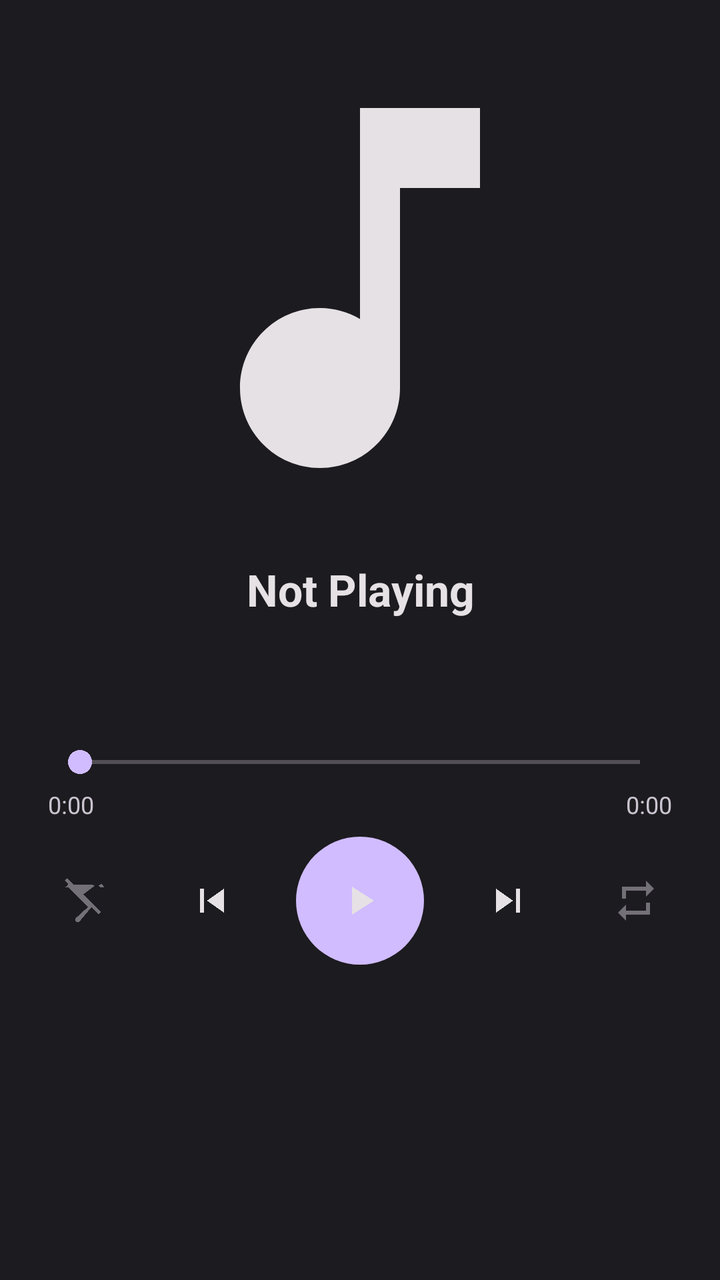
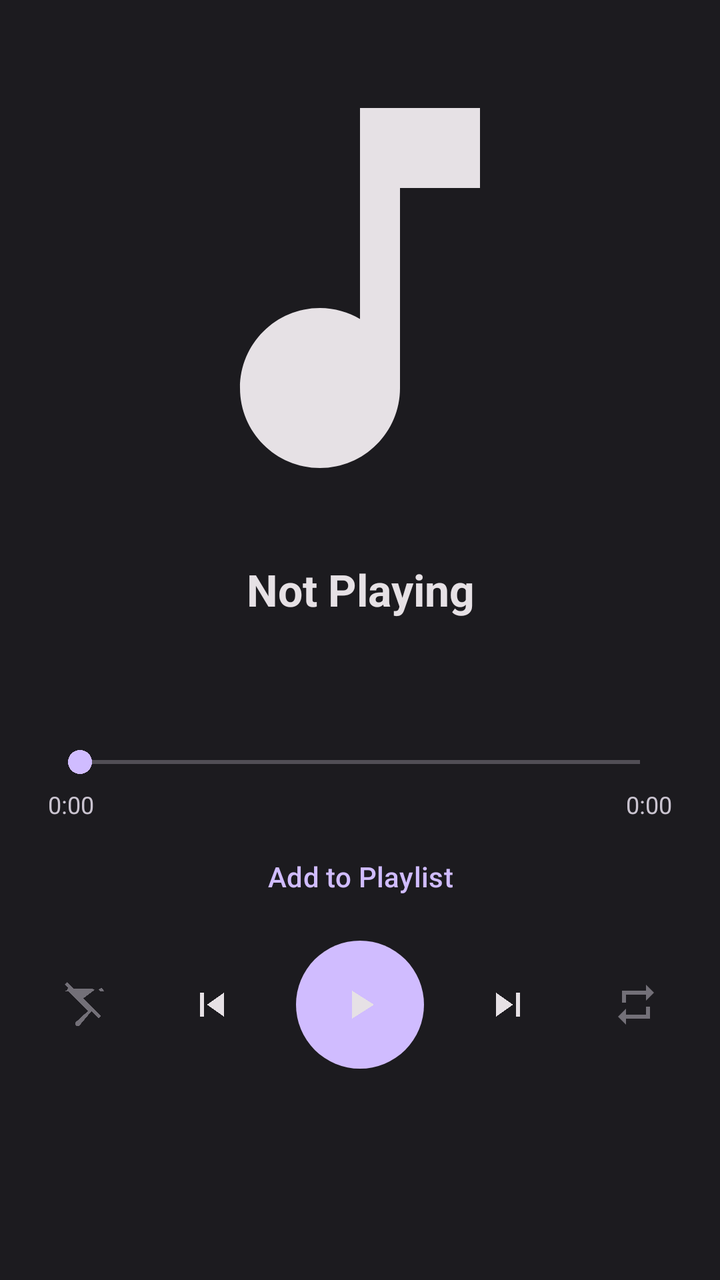

Two renders of the same Android screen: before a commit and after it. Below are the layout's source before the change and the commit's diff.
<!-- AndroidManifest.xml: application theme Theme.JNetMusicPlayer -->
<!-- res/layout/fragment_now_playing.xml -->
<?xml version="1.0" encoding="utf-8"?>
<LinearLayout
    xmlns:android="http://schemas.android.com/apk/res/android"
    android:layout_width="match_parent"
    android:layout_height="wrap_content"
    android:orientation="vertical"
    android:background="@color/md_theme_surface"
    android:padding="24dp"
    android:gravity="center_horizontal">

    
    <ImageView
        android:id="@+id/ivAlbumArt"
        android:layout_width="240dp"
        android:layout_height="240dp"
        android:scaleType="centerCrop"
        android:src="@drawable/ic_music_note"
        android:layout_marginBottom="16dp" />

    
    <TextView
        android:id="@+id/tvTitle"
        android:layout_width="match_parent"
        android:layout_height="wrap_content"
        android:text="Not Playing"
        android:textColor="@color/md_theme_onSurface"
        android:textSize="22sp"
        android:textStyle="bold"
        android:gravity="center"
        android:maxLines="2"
        android:ellipsize="end" />

    
    <TextView
        android:id="@+id/tvArtist"
        android:layout_width="match_parent"
        android:layout_height="wrap_content"
        android:text=""
        android:textColor="@color/md_theme_primary"
        android:textSize="16sp"
        android:gravity="center"
        android:maxLines="1"
        android:ellipsize="end"
        android:layout_marginTop="4dp" />

    
    <TextView
        android:id="@+id/tvAlbum"
        android:layout_width="match_parent"
        android:layout_height="wrap_content"
        android:text=""
        android:textColor="@color/md_theme_onSurfaceVariant"
        android:textSize="14sp"
        android:gravity="center"
        android:maxLines="1"
        android:ellipsize="end"
        android:layout_marginTop="2dp" />

    
    <SeekBar
        android:id="@+id/seekBar"
        android:layout_width="match_parent"
        android:layout_height="wrap_content"
        android:layout_marginTop="16dp"
        android:progressTint="@color/md_theme_primary"
        android:thumbTint="@color/md_theme_primary" />

    
    <LinearLayout
        android:layout_width="match_parent"
        android:layout_height="wrap_content"
        android:orientation="horizontal"
        android:layout_marginTop="4dp">

        <TextView
            android:id="@+id/tvCurrentTime"
            android:layout_width="0dp"
            android:layout_height="wrap_content"
            android:layout_weight="1"
            android:text="0:00"
            android:textColor="@color/md_theme_onSurfaceVariant"
            android:textSize="12sp" />

        <TextView
            android:id="@+id/tvTotalTime"
            android:layout_width="wrap_content"
            android:layout_height="wrap_content"
            android:text="0:00"
            android:textColor="@color/md_theme_onSurfaceVariant"
            android:textSize="12sp" />

    </LinearLayout>

    
    <LinearLayout
        android:layout_width="match_parent"
        android:layout_height="wrap_content"
        android:orientation="horizontal"
        android:gravity="center"
        android:layout_marginTop="8dp">

        <ImageButton
            android:id="@+id/btnShuffle"
            android:layout_width="44dp"
            android:layout_height="44dp"
            android:src="@drawable/ic_shuffle"
            android:background="?attr/selectableItemBackgroundBorderless"
            android:alpha="0.5"
            android:contentDescription="Shuffle"
            android:layout_marginEnd="16dp" />

        <ImageButton
            android:id="@+id/btnPrevious"
            android:layout_width="52dp"
            android:layout_height="52dp"
            android:src="@drawable/ic_skip_previous"
            android:background="?attr/selectableItemBackgroundBorderless"
            android:contentDescription="Previous"
            android:layout_marginEnd="8dp" />

        <ImageButton
            android:id="@+id/btnPlayPause"
            android:layout_width="64dp"
            android:layout_height="64dp"
            android:src="@drawable/ic_play"
            android:background="@drawable/bg_play_button"
            android:contentDescription="Play/Pause"
            android:layout_marginStart="8dp"
            android:layout_marginEnd="8dp" />

        <ImageButton
            android:id="@+id/btnNext"
            android:layout_width="52dp"
            android:layout_height="52dp"
            android:src="@drawable/ic_skip_next"
            android:background="?attr/selectableItemBackgroundBorderless"
            android:contentDescription="Next"
            android:layout_marginStart="8dp" />

        <ImageButton
            android:id="@+id/btnRepeat"
            android:layout_width="44dp"
            android:layout_height="44dp"
            android:src="@drawable/ic_repeat"
            android:background="?attr/selectableItemBackgroundBorderless"
            android:alpha="0.5"
            android:contentDescription="Repeat"
            android:layout_marginStart="16dp" />

    </LinearLayout>

</LinearLayout>
<!-- resources referenced by this layout -->
<resources>
  <color name="md_theme_onSurface">#E6E1E5</color>
  <color name="md_theme_onSurfaceVariant">#CAC4D0</color>
  <color name="md_theme_primary">#D0BCFF</color>
  <color name="md_theme_surface">#1C1B1F</color>
  <!-- drawable bg_play_button (drawable) -->
  <?xml version="1.0" encoding="utf-8"?>
  <shape xmlns:android="http://schemas.android.com/apk/res/android"
      android:shape="oval">
      <solid android:color="@color/md_theme_primary" />
  </shape>
  <!-- drawable ic_music_note (drawable) -->
  <?xml version="1.0" encoding="utf-8"?>
  <vector xmlns:android="http://schemas.android.com/apk/res/android"
      android:width="24dp"
      android:height="24dp"
      android:viewportWidth="24"
      android:viewportHeight="24"
      android:tint="@color/md_theme_onSurface">
      <path
          android:fillColor="@color/md_theme_onSurface"
          android:pathData="M12,3v10.55c-0.59,-0.34 -1.27,-0.55 -2,-0.55C7.79,13 6,14.79 6,17s1.79,4 4,4s4,-1.79 4,-4V7h4V3H12z"/>
  </vector>
  <!-- drawable ic_play (drawable) -->
  <?xml version="1.0" encoding="utf-8"?>
  <vector xmlns:android="http://schemas.android.com/apk/res/android"
      android:width="24dp"
      android:height="24dp"
      android:viewportWidth="24"
      android:viewportHeight="24"
      android:tint="@color/md_theme_onSurface">
      <path
          android:fillColor="@color/md_theme_onSurface"
          android:pathData="M8,5v14l11,-7z"/>
  </vector>
  <!-- drawable ic_repeat (drawable) -->
  <?xml version="1.0" encoding="utf-8"?>
  <vector xmlns:android="http://schemas.android.com/apk/res/android"
      android:width="24dp"
      android:height="24dp"
      android:viewportWidth="24"
      android:viewportHeight="24"
      android:tint="@color/md_theme_onSurfaceVariant">
      <path
          android:fillColor="@color/md_theme_onSurfaceVariant"
          android:pathData="M7,7h10v3l4,-4l-4,-4v3H5v6h2V7zM17,17H7v-3l-4,4l4,4v-3h12v-6h-2V17z"/>
  </vector>
  <!-- drawable ic_skip_next (drawable) -->
  <?xml version="1.0" encoding="utf-8"?>
  <vector xmlns:android="http://schemas.android.com/apk/res/android"
      android:width="24dp"
      android:height="24dp"
      android:viewportWidth="24"
      android:viewportHeight="24"
      android:tint="@color/md_theme_onSurface">
      <path
          android:fillColor="@color/md_theme_onSurface"
          android:pathData="M6,18l8.5,-6L6,6v12zM16,6v12h2V6h-2z"/>
  </vector>
  <!-- drawable ic_skip_previous (drawable) -->
  <?xml version="1.0" encoding="utf-8"?>
  <vector xmlns:android="http://schemas.android.com/apk/res/android"
      android:width="24dp"
      android:height="24dp"
      android:viewportWidth="24"
      android:viewportHeight="24"
      android:tint="@color/md_theme_onSurface">
      <path
          android:fillColor="@color/md_theme_onSurface"
          android:pathData="M6,6h2v12H6zM9.5,12l8.5,6V6z"/>
  </vector>
  <color name="md_theme_onPrimary">#381E72</color>
  <color name="md_theme_secondary">#CCC2DC</color>
  <color name="md_theme_onSecondary">#332D41</color>
  <color name="md_theme_tertiary">#EFB8C8</color>
  <color name="md_theme_onTertiary">#492532</color>
  <color name="md_theme_error">#F2B8B5</color>
  <color name="md_theme_onError">#601410</color>
  <color name="md_theme_background">#1C1B1F</color>
  <color name="md_theme_onBackground">#E6E1E5</color>
  <color name="md_theme_surfaceVariant">#49454F</color>
  <color name="md_theme_outline">#938F99</color>
  <!-- unchanged entries left out for length: 2 -->
</resources>

<!-- the commit's change to res/layout/fragment_now_playing.xml (unified diff, before → after) -->
@@ -92,6 +92,16 @@
     </LinearLayout>
 
     
+    <com.google.android.material.button.MaterialButton
+        android:id="@+id/btnAddToPlaylist"
+        style="@style/Widget.Material3.Button.TextButton"
+        android:layout_width="wrap_content"
+        android:layout_height="wrap_content"
+        android:layout_marginTop="4dp"
+        android:text="Add to Playlist"
+        android:textColor="@color/md_theme_primary" />
+
+    
     <LinearLayout
         android:layout_width="match_parent"
         android:layout_height="wrap_content"
